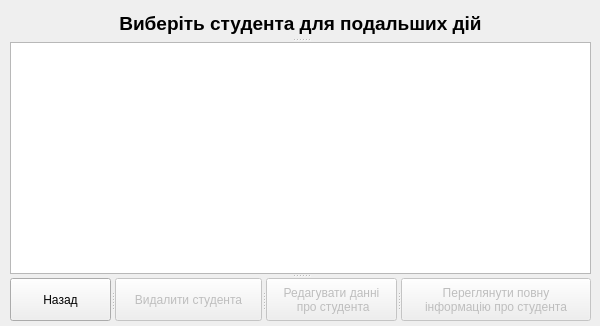
Qt form studentcontrol.ui (Shuna322/QtKyrsova) before a commit.
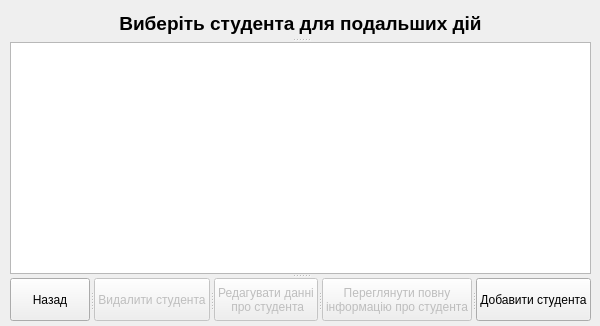
The same form after that commit.

Commit message: finaly fixed all bugs, added few button for future functions, added help menu

The edit to the form file:
```diff
--- a/studentcontrol.ui
+++ b/studentcontrol.ui
@@ -91,6 +91,11 @@
 інформацію про студента</string>
      </property>
     </widget>
+    <widget class="QPushButton" name="addSTbutton">
+     <property name="text">
+      <string>Добавити студента</string>
+     </property>
+    </widget>
    </widget>
   </widget>
  </widget>
```
The commit also changes 8 other files.
